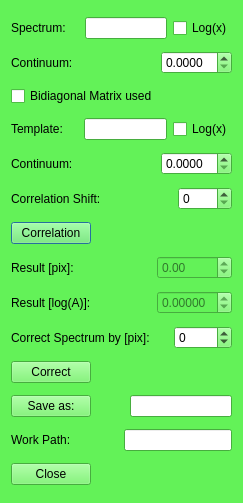
Above: spectangular/correlation.ui from DPSablowski/Spectangular before the change. Below: the same form after it.
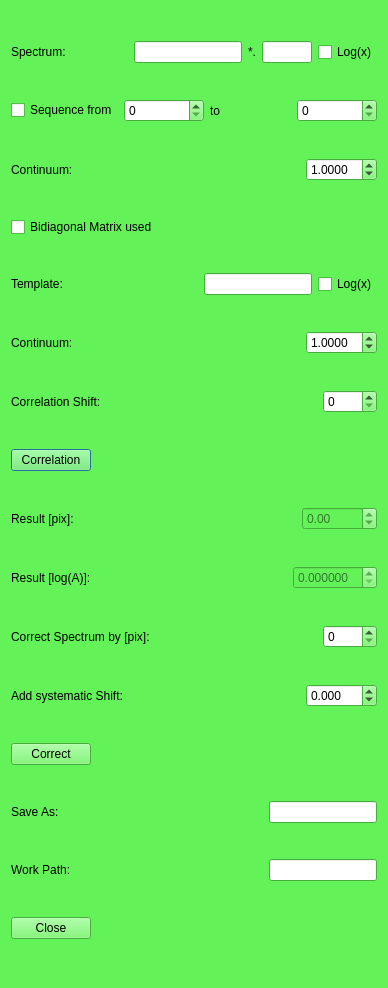
That is the form after the change.

The edit to the form file:
```diff
--- a/spectangular/correlation.ui
+++ b/spectangular/correlation.ui
@@ -6,8 +6,8 @@
    <rect>
     <x>0</x>
     <y>0</y>
-    <width>243</width>
-    <height>503</height>
+    <width>388</width>
+    <height>988</height>
    </rect>
   </property>
   <property name="palette">
@@ -148,6 +148,15 @@
        </color>
       </brush>
      </colorrole>
+     <colorrole role="PlaceholderText">
+      <brush brushstyle="NoBrush">
+       <color alpha="128">
+        <red>0</red>
+        <green>0</green>
+        <blue>0</blue>
+       </color>
+      </brush>
+     </colorrole>
     </active>
     <inactive>
      <colorrole role="WindowText">
@@ -285,6 +294,15 @@
        </color>
       </brush>
      </colorrole>
+     <colorrole role="PlaceholderText">
+      <brush brushstyle="NoBrush">
+       <color alpha="128">
+        <red>0</red>
+        <green>0</green>
+        <blue>0</blue>
+       </color>
+      </brush>
+     </colorrole>
     </inactive>
     <disabled>
      <colorrole role="WindowText">
@@ -422,6 +440,15 @@
        </color>
       </brush>
      </colorrole>
+     <colorrole role="PlaceholderText">
+      <brush brushstyle="NoBrush">
+       <color alpha="128">
+        <red>0</red>
+        <green>0</green>
+        <blue>0</blue>
+       </color>
+      </brush>
+     </colorrole>
     </disabled>
    </palette>
   </property>
@@ -457,13 +484,35 @@
       </spacer>
      </item>
      <item>
-      <widget class="QLineEdit" name="lineEdit">
+      <widget class="QLineEdit" name="lineEdit"/>
+     </item>
+     <item>
+      <widget class="QLabel" name="label_12">
+       <property name="text">
+        <string>*.</string>
+       </property>
+      </widget>
+     </item>
+     <item>
+      <widget class="QLineEdit" name="lineEdit_5">
        <property name="sizePolicy">
         <sizepolicy hsizetype="Maximum" vsizetype="Fixed">
          <horstretch>0</horstretch>
          <verstretch>0</verstretch>
         </sizepolicy>
        </property>
+       <property name="minimumSize">
+        <size>
+         <width>25</width>
+         <height>0</height>
+        </size>
+       </property>
+       <property name="maximumSize">
+        <size>
+         <width>50</width>
+         <height>16777215</height>
+        </size>
+       </property>
       </widget>
      </item>
      <item>
@@ -475,6 +524,38 @@
      </item>
     </layout>
    </item>
+   <item>
+    <layout class="QHBoxLayout" name="horizontalLayout_14">
+     <item>
+      <widget class="QCheckBox" name="checkBox_4">
+       <property name="text">
+        <string>Sequence from</string>
+       </property>
+      </widget>
+     </item>
+     <item>
+      <widget class="QSpinBox" name="spinBox_3">
+       <property name="maximum">
+        <number>999</number>
+       </property>
+      </widget>
+     </item>
+     <item>
+      <widget class="QLabel" name="label_11">
+       <property name="text">
+        <string>to</string>
+       </property>
+      </widget>
+     </item>
+     <item>
+      <widget class="QSpinBox" name="spinBox_4">
+       <property name="maximum">
+        <number>999</number>
+       </property>
+      </widget>
+     </item>
+    </layout>
+   </item>
    <item>
     <layout class="QHBoxLayout" name="horizontalLayout_10">
      <item>
@@ -505,6 +586,9 @@
        <property name="singleStep">
         <double>0.100000000000000</double>
        </property>
+       <property name="value">
+        <double>1.000000000000000</double>
+       </property>
       </widget>
      </item>
     </layout>
@@ -587,6 +671,9 @@
        <property name="singleStep">
         <double>0.100000000000000</double>
        </property>
+       <property name="value">
+        <double>1.000000000000000</double>
+       </property>
       </widget>
      </item>
     </layout>
@@ -711,16 +798,7 @@
         <bool>false</bool>
        </property>
        <property name="decimals">
-        <number>5</number>
-       </property>
-       <property name="minimum">
-        <double>-9.000000000000000</double>
-       </property>
-       <property name="maximum">
-        <double>9.990000000000000</double>
-       </property>
-       <property name="singleStep">
-        <double>0.001000000000000</double>
+        <number>6</number>
        </property>
       </widget>
      </item>
@@ -750,9 +828,6 @@
      </item>
      <item>
       <widget class="QSpinBox" name="spinBox_2">
-       <property name="minimum">
-        <number>-9999</number>
-       </property>
        <property name="maximum">
         <number>9999</number>
        </property>
@@ -760,6 +835,43 @@
      </item>
     </layout>
    </item>
+   <item>
+    <layout class="QHBoxLayout" name="horizontalLayout_15">
+     <item>
+      <widget class="QLabel" name="label_13">
+       <property name="text">
+        <string>Add systematic Shift:</string>
+       </property>
+      </widget>
+     </item>
+     <item>
+      <spacer name="horizontalSpacer_14">
+       <property name="orientation">
+        <enum>Qt::Horizontal</enum>
+       </property>
+       <property name="sizeHint" stdset="0">
+        <size>
+         <width>40</width>
+         <height>20</height>
+        </size>
+       </property>
+      </spacer>
+     </item>
+     <item>
+      <widget class="QDoubleSpinBox" name="doubleSpinBox_5">
+       <property name="decimals">
+        <number>3</number>
+       </property>
+       <property name="minimum">
+        <double>-99.989999999999995</double>
+       </property>
+       <property name="maximum">
+        <double>999.990000000000009</double>
+       </property>
+      </widget>
+     </item>
+    </layout>
+   </item>
    <item>
     <layout class="QHBoxLayout" name="horizontalLayout_13">
      <item>
@@ -787,9 +899,9 @@
    <item>
     <layout class="QHBoxLayout" name="horizontalLayout_8">
      <item>
-      <widget class="QPushButton" name="pushButton_3">
+      <widget class="QLabel" name="label_10">
        <property name="text">
-        <string>Save as:</string>
+        <string>Save As:</string>
        </property>
       </widget>
      </item>
```
